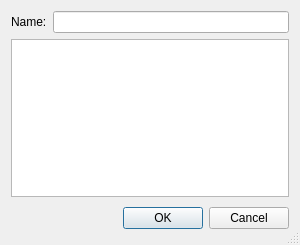
First picture: the form in components/favourites/qt/add_favourites_dialog.ui, repository alexsmn/scada-client, before the edit.
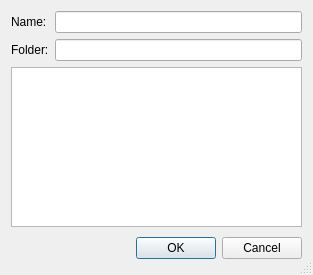
Second picture: the form after the edit.

The edit to the form file:
```diff
--- a/components/favourites/qt/add_favourites_dialog.ui
+++ b/components/favourites/qt/add_favourites_dialog.ui
@@ -6,8 +6,8 @@
    <rect>
     <x>0</x>
     <y>0</y>
-    <width>300</width>
-    <height>245</height>
+    <width>313</width>
+    <height>275</height>
    </rect>
   </property>
   <property name="windowTitle">
@@ -29,6 +29,16 @@
      <item row="0" column="1">
       <widget class="QLineEdit" name="nameLineEdit"/>
      </item>
+     <item row="1" column="0">
+      <widget class="QLabel" name="folderLabel">
+       <property name="text">
+        <string>Folder:</string>
+       </property>
+      </widget>
+     </item>
+     <item row="1" column="1">
+      <widget class="QLineEdit" name="folderLineEdit"/>
+     </item>
     </layout>
    </item>
    <item>
```
Left out of the diff: 32 changed lines with no effect on the pictures.
